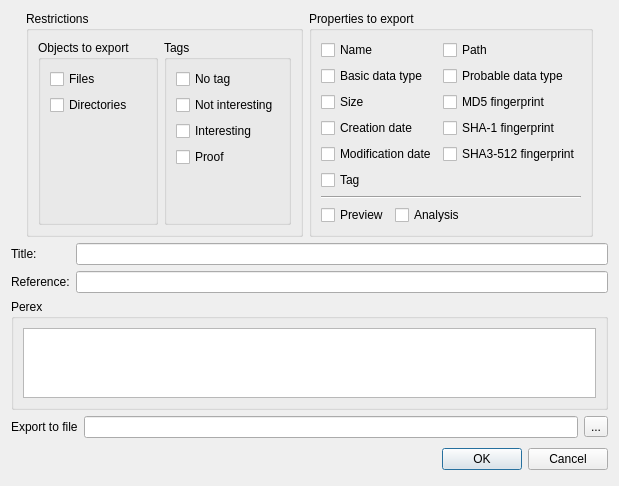
Qt form src/ui/forms/FinalReportDialog.ui (vookimedlo/data-analysis) before a commit.
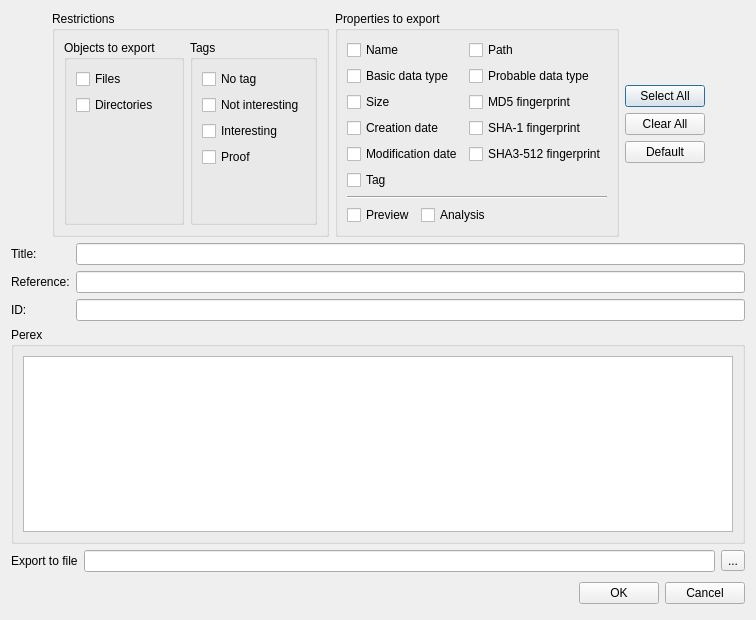
The same form after that commit.

Commit message: Improving report settings

Diff of the .ui file:
```diff
--- a/src/ui/forms/FinalReportDialog.ui
+++ b/src/ui/forms/FinalReportDialog.ui
@@ -6,8 +6,8 @@
    <rect>
     <x>0</x>
     <y>0</y>
-    <width>619</width>
-    <height>484</height>
+    <width>756</width>
+    <height>620</height>
    </rect>
   </property>
   <property name="windowTitle">
@@ -16,7 +16,7 @@
   <property name="locale">
    <locale language="English" country="UnitedStates"/>
   </property>
-  <layout class="QVBoxLayout" name="verticalLayout_4">
+  <layout class="QVBoxLayout" name="verticalLayout_5">
    <item>
     <layout class="QHBoxLayout" name="horizontalLayout_4">
      <item>
@@ -228,6 +228,57 @@
        </item>
       </layout>
      </item>
+     <item>
+      <layout class="QVBoxLayout" name="verticalLayout_4">
+       <item>
+        <spacer name="verticalSpacer">
+         <property name="orientation">
+          <enum>Qt::Vertical</enum>
+         </property>
+         <property name="sizeHint" stdset="0">
+          <size>
+           <width>20</width>
+           <height>40</height>
+          </size>
+         </property>
+        </spacer>
+       </item>
+       <item>
+        <widget class="QPushButton" name="selectAllPushButton">
+         <property name="text">
+          <string>Select All</string>
+         </property>
+        </widget>
+       </item>
+       <item>
+        <widget class="QPushButton" name="clearAllPushButton">
+         <property name="text">
+          <string>Clear All</string>
+         </property>
+        </widget>
+       </item>
+       <item>
+        <widget class="QPushButton" name="defaultPushButton">
+         <property name="text">
+          <string>Default</string>
+         </property>
+        </widget>
+       </item>
+       <item>
+        <spacer name="verticalSpacer_2">
+         <property name="orientation">
+          <enum>Qt::Vertical</enum>
+         </property>
+         <property name="sizeHint" stdset="0">
+          <size>
+           <width>20</width>
+           <height>40</height>
+          </size>
+         </property>
+        </spacer>
+       </item>
+      </layout>
+     </item>
      <item>
       <spacer name="horizontalSpacer">
        <property name="orientation">
@@ -265,6 +316,16 @@
      <item row="1" column="1">
       <widget class="QLineEdit" name="referenceLineEdit"/>
      </item>
+     <item row="2" column="0">
+      <widget class="QLabel" name="label_4">
+       <property name="text">
+        <string>ID:</string>
+       </property>
+      </widget>
+     </item>
+     <item row="2" column="1">
+      <widget class="QLineEdit" name="idLineEdit"/>
+     </item>
     </layout>
    </item>
    <item>
```
Left out of the diff: 56 changed lines with no effect on the pictures. The commit also changes 16 other files.
